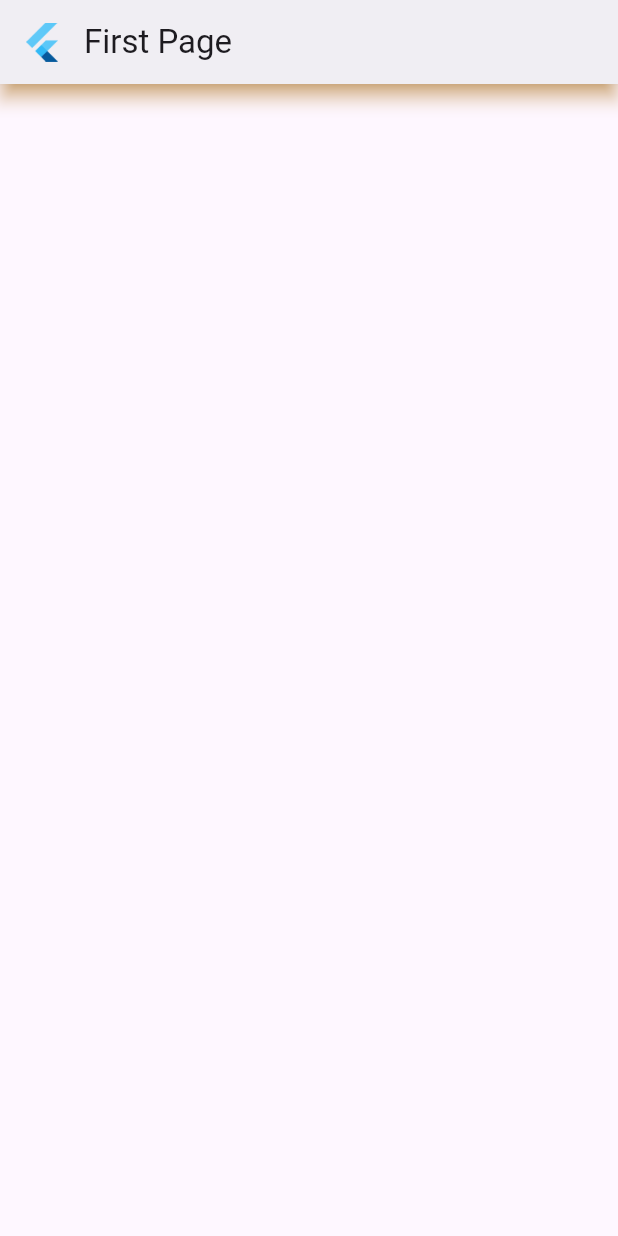
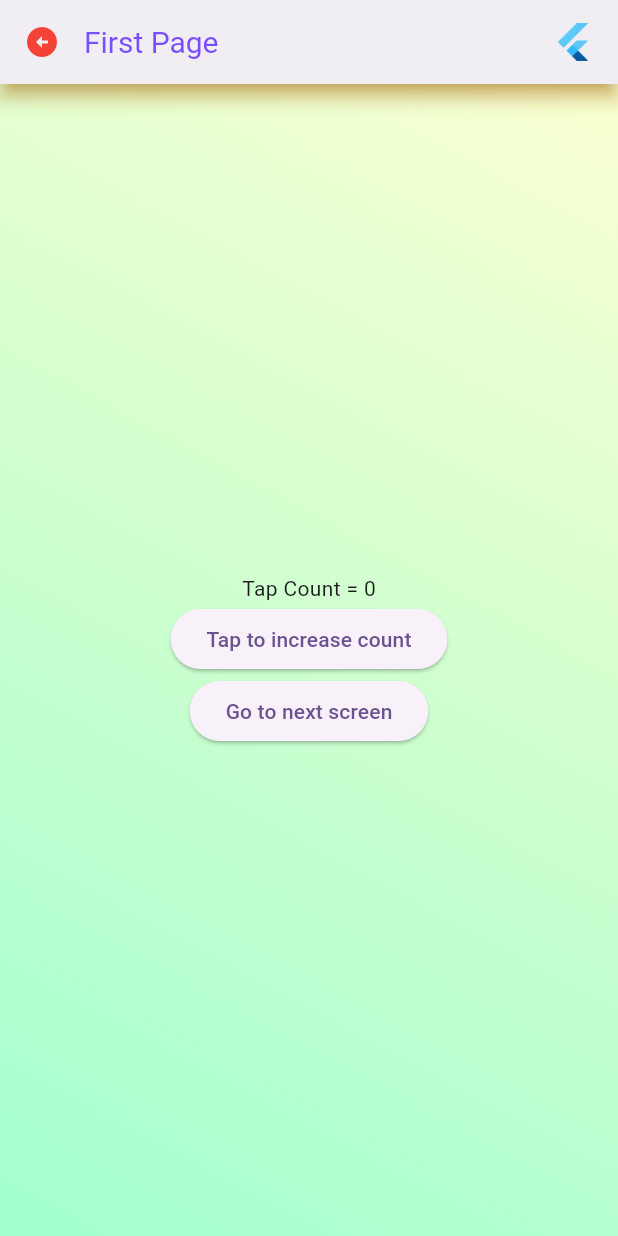
Before and after one commit to mDNA1198/flutter-session, a Flutter app: the screen it shows after launch, on a phone screen of 412 x 824 dp. Run offline on Flutter 3.47's test engine with Material 2 defaults, Android fonts, the phone set to English and light mode, and no system bars; our stand-ins replace get.

Commit message:
GetX Changes

```diff
--- a/lib/app_routes.dart
+++ b/lib/app_routes.dart
@@ -16,7 +16,7 @@ class AppRoutes{
   static String splashScreen = '/splash';
   static String firstScreen = '/first_screen';
   static String secondScreen = '/second_screen';
-  static String threeScreen = '/third_screen';
+  static String thirdScreen = '/third_screen';
   static String fourthScreen = '/fourth_screen';
   static String fifthScreen = '/fifth_screen';
 
@@ -37,7 +37,7 @@ class AppRoutes{
       page: () => const SecondPageScreen(),
     ),
     GetPage(
-      name: AppRoutes.threeScreen,
+      name: AppRoutes.thirdScreen,
       binding: ThirdPageBinding(),
       page: () => const ThirdPageScreen(),
     ),
--- a/lib/main.dart
+++ b/lib/main.dart
@@ -14,6 +14,7 @@ class MyApp extends StatelessWidget {
   @override
   Widget build(BuildContext context) {
     return GetMaterialApp(
+      debugShowCheckedModeBanner: false,
       getPages: AppRoutes.getPages,
       initialRoute: AppRoutes.splashScreen,
       initialBinding: SplashPageBinding(),
--- /dev/null
+++ b/lib/presentation/common/common_app_bar.dart
@@ -0,0 +1,52 @@
+import 'package:flutter/material.dart';
+import 'package:get/get.dart';
+
+class CommonAppBar extends StatelessWidget implements PreferredSizeWidget {
+  final String appBarTitle;
+
+  const CommonAppBar({Key? key, required this.appBarTitle}) : super(key: key);
+
+  @override
+  Widget build(BuildContext context) {
+    return AppBar(
+      titleSpacing: 0,
+      backgroundColor: Colors.white,
+      shadowColor: Colors.orange,
+      title: Text(
+        appBarTitle,
+        style: const TextStyle(
+          fontSize: 20,
+          color: Colors.deepPurpleAccent,
+        ),
+      ),
+      elevation: 5.0,
+      leading: SizedBox(
+        height: 20,
+        width: 20,
+        child: Hero(
+          tag: 'AppBackBtnHW',
+          child: Padding(
+            padding: const EdgeInsets.all(5.0),
+            child: IconButton(onPressed: Get.back,icon: const Icon(Icons.arrow_circle_left_sharp, color: Colors.red,),),
+          ),
+        ),
+      ),
+      actions: [
+        SizedBox(
+          height: 40,
+          width: 40,
+          child: Hero(
+            tag: 'AppLogoHW',
+            child: Padding(
+              padding: const EdgeInsets.only(right: 20.0),
+              child: Image.asset('images/applogo.png'),
+            ),
+          ),
+        )
+      ],
+    );
+  }
+
+  @override
+  Size get preferredSize => const Size(double.infinity, kToolbarHeight);
+}
--- a/lib/presentation/fifth_page/fifth_page_controller.dart
+++ b/lib/presentation/fifth_page/fifth_page_controller.dart
@@ -2,4 +2,6 @@ import 'package:get/get.dart';
 
 class FifthPageController extends GetxController{
 
+
+
 }
--- a/lib/presentation/first_page/first_page_controller.dart
+++ b/lib/presentation/first_page/first_page_controller.dart
@@ -1,5 +1,7 @@
 import 'package:get/get.dart';
 
 class FirstPageController extends GetxController{
+  RxInt tapCount = 0.obs;
 
+  void increaseTapCount() => tapCount++;
 }
--- a/lib/presentation/first_page/first_page_screen.dart
+++ b/lib/presentation/first_page/first_page_screen.dart
@@ -1,27 +1,44 @@
 import 'package:flutter/material.dart';
+import 'package:flutter_session/app_routes.dart';
+import 'package:flutter_session/presentation/common/common_app_bar.dart';
 import 'package:flutter_session/presentation/first_page/first_page_controller.dart';
 import 'package:get/get.dart';
 
 class FirstPageScreen extends GetView<FirstPageController> {
-  const FirstPageScreen ({Key? key}) : super(key: key);
+  const FirstPageScreen({Key? key}) : super(key: key);
 
   @override
   Widget build(BuildContext context) {
     return SafeArea(
       top: false,
       child: Scaffold(
-        appBar: AppBar(
-          titleSpacing: 0 ,
-          backgroundColor: Colors.white,
-          shadowColor: Colors.orange,
-          title: const Text('First Page'),
-          elevation: 5.0,
-          leading: SizedBox(height: 20, width: 20, child: Hero(tag: 'AppLogoHW', child: Padding(
-            padding: const EdgeInsets.all(15.0),
-            child: Image.asset('images/applogo.png'),
-          ))),
+        appBar: const CommonAppBar(appBarTitle: 'First Page'),
+        body: Container(
+          width: double.infinity,
+          decoration: const BoxDecoration(
+            gradient: LinearGradient(
+              colors: [Color(0xffA1FFCE), Color(0xffFAFFD1)],
+              begin: Alignment.bottomLeft,
+              end: Alignment.topRight,
+            ),
+            ),
+          child: Column(
+            mainAxisAlignment: MainAxisAlignment.center,
+            children: [
+              Obx(() => Text('Tap Count = ${controller.tapCount}')),
+              ElevatedButton(
+                onPressed: controller.increaseTapCount,
+                child: const Text(
+                  'Tap to increase count',
+                ),
+              ),
+              ElevatedButton(
+                onPressed: () => Get.toNamed(AppRoutes.secondScreen),
+                child: const Text('Go to next screen'),
+              ),
+            ],
+          ),
         ),
-        body: Container(),
       ),
     );
   }
```
Also changed, not shown: lib/presentation/fifth_page/fifth_page_screen.dart (+30 -2 lines), lib/presentation/fourth_page/fourth_page_screen.dart (+34 -1 lines), lib/presentation/second_page/second_page_screen.dart (+35 -3 lines), lib/presentation/splash_page/splash_page_screen.dart (+12 -3 lines), lib/presentation/third_page/third_page_screen.dart (+34 -2 lines).
